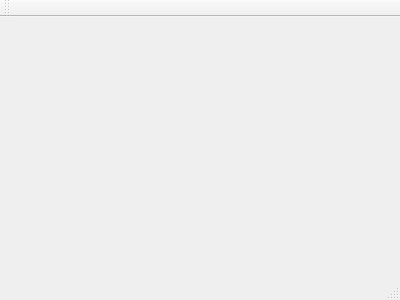
Above: mainwindow.ui from JuanCrg90/similaritygraphs before the change. Below: the same form after it.
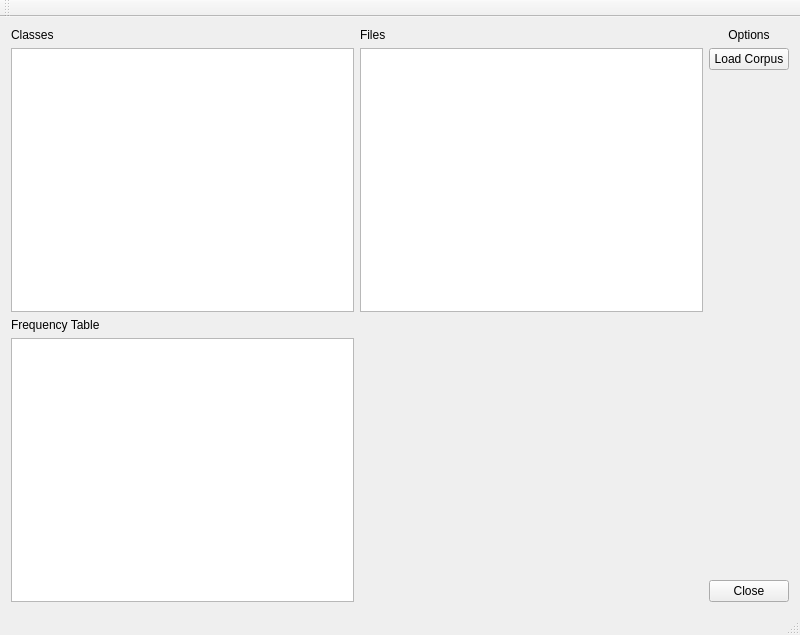
That is the form after the change.

Commit message: Creada Primer Versión de ventana Qt5. La ventana es capaz de cargar el corpus y mostrarlo en 3 diferentes niveles, adicionalmente nos permite ver la tabla de frecuencias de cada documento así como de cada clase. Pendiente solicitar archivo de stopWords

```diff
--- a/mainwindow.ui
+++ b/mainwindow.ui
@@ -1,24 +1,133 @@
 <ui version="4.0">
  <class>MainWindow</class>
- <widget class="QMainWindow" name="MainWindow" >
-  <property name="geometry" >
+ <widget class="QMainWindow" name="MainWindow">
+  <property name="windowModality">
+   <enum>Qt::NonModal</enum>
+  </property>
+  <property name="enabled">
+   <bool>true</bool>
+  </property>
+  <property name="geometry">
    <rect>
     <x>0</x>
     <y>0</y>
-    <width>400</width>
-    <height>300</height>
+    <width>800</width>
+    <height>635</height>
    </rect>
   </property>
-  <property name="windowTitle" >
-   <string>MainWindow</string>
+  <property name="maximumSize">
+   <size>
+    <width>800</width>
+    <height>16777215</height>
+   </size>
   </property>
-  <widget class="QMenuBar" name="menuBar" />
-  <widget class="QToolBar" name="mainToolBar" />
-  <widget class="QWidget" name="centralWidget" />
-  <widget class="QStatusBar" name="statusBar" />
+  <property name="windowTitle">
+   <string>Corpus Processor</string>
+  </property>
+  <property name="autoFillBackground">
+   <bool>false</bool>
+  </property>
+  <widget class="QWidget" name="centralWidget">
+   <layout class="QGridLayout" name="gridLayout_3">
+    <item row="0" column="0">
+     <layout class="QGridLayout" name="gridLayout_2">
+      <item row="0" column="0">
+       <layout class="QGridLayout" name="gridLayout">
+        <item row="1" column="1">
+         <widget class="QTableWidget" name="CorpusTableWidget"/>
+        </item>
+        <item row="2" column="0">
+         <widget class="QLabel" name="label_3">
+          <property name="text">
+           <string>Frequency Table</string>
+          </property>
+         </widget>
+        </item>
+        <item row="0" column="1">
+         <widget class="QLabel" name="label_2">
+          <property name="text">
+           <string>Files</string>
+          </property>
+         </widget>
+        </item>
+        <item row="1" column="0">
+         <widget class="QTableWidget" name="CorporaTableWidget"/>
+        </item>
+        <item row="0" column="0">
+         <widget class="QLabel" name="label">
+          <property name="text">
+           <string>Classes</string>
+          </property>
+         </widget>
+        </item>
+        <item row="3" column="0">
+         <widget class="QTableWidget" name="FrequencytableWidget"/>
+        </item>
+       </layout>
+      </item>
+      <item row="0" column="1">
+       <layout class="QVBoxLayout" name="verticalLayout">
+        <item>
+         <widget class="QLabel" name="label_4">
+          <property name="text">
+           <string>&lt;html&gt;&lt;head/&gt;&lt;body&gt;&lt;p align=&quot;center&quot;&gt;Options&lt;/p&gt;&lt;/body&gt;&lt;/html&gt;</string>
+          </property>
+         </widget>
+        </item>
+        <item>
+         <widget class="QPushButton" name="LoadButton">
+          <property name="text">
+           <string>Load Corpus</string>
+          </property>
+         </widget>
+        </item>
+        <item>
+         <spacer name="verticalSpacer">
+          <property name="orientation">
+           <enum>Qt::Vertical</enum>
+          </property>
+          <property name="sizeHint" stdset="0">
+           <size>
+            <width>20</width>
+            <height>458</height>
+           </size>
+          </property>
+         </spacer>
+        </item>
+        <item>
+         <widget class="QPushButton" name="CloseButton">
+          <property name="text">
+           <string>Close</string>
+          </property>
+         </widget>
+        </item>
+       </layout>
+      </item>
+     </layout>
+    </item>
+   </layout>
+  </widget>
+  <widget class="QMenuBar" name="menuBar">
+   <property name="geometry">
+    <rect>
+     <x>0</x>
+     <y>0</y>
+     <width>800</width>
+     <height>19</height>
+    </rect>
+   </property>
+  </widget>
+  <widget class="QToolBar" name="mainToolBar">
+   <attribute name="toolBarArea">
+    <enum>TopToolBarArea</enum>
+   </attribute>
+   <attribute name="toolBarBreak">
+    <bool>false</bool>
+   </attribute>
+  </widget>
+  <widget class="QStatusBar" name="statusBar"/>
  </widget>
- <layoutDefault spacing="6" margin="11" />
- <pixmapfunction></pixmapfunction>
+ <layoutdefault spacing="6" margin="11"/>
  <resources/>
  <connections/>
 </ui>
```
Left out of the diff: 20 changed lines with no effect on the pictures. The commit also changes 6 other files.
